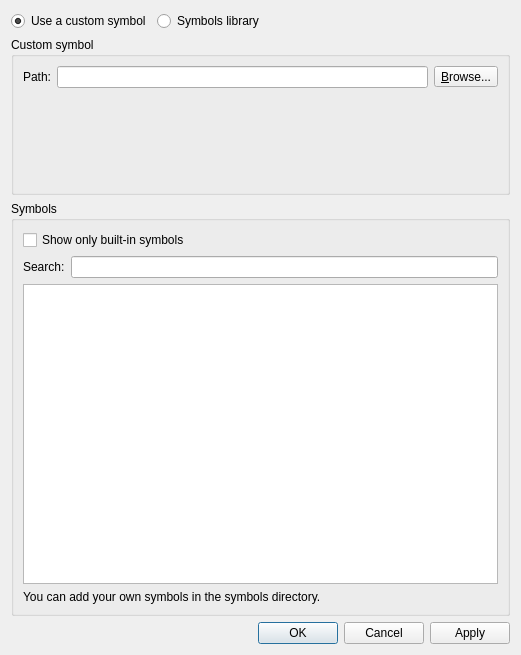
First picture: the form in gns3/ui/symbol_selection_dialog.ui, repository mpplab/MNSS, before the edit.
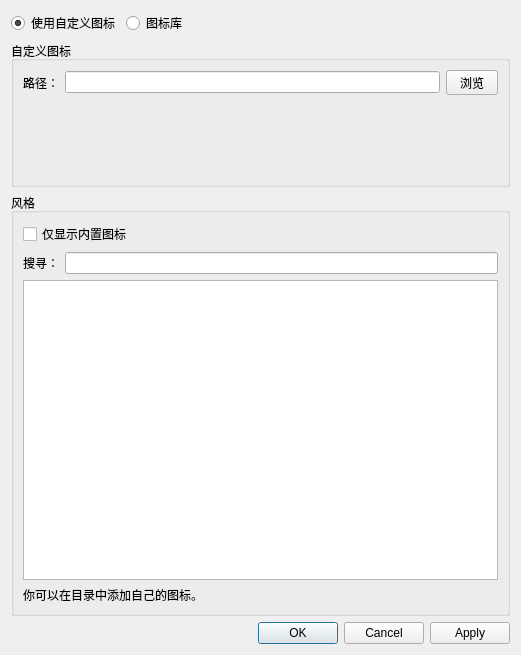
Second picture: the form after the edit.

Diff of the .ui file:
```diff
--- a/gns3/ui/symbol_selection_dialog.ui
+++ b/gns3/ui/symbol_selection_dialog.ui
@@ -22,7 +22,7 @@
      <item>
       <widget class="QRadioButton" name="uiCustomSymbolRadioButton">
        <property name="text">
-        <string>Use a custom symbol</string>
+        <string>使用自定义图标</string>
        </property>
        <property name="checked">
         <bool>true</bool>
@@ -32,7 +32,7 @@
      <item>
       <widget class="QRadioButton" name="uiBuiltInSymbolRadioButton">
        <property name="text">
-        <string>Symbols library</string>
+        <string>图标库</string>
        </property>
       </widget>
      </item>
@@ -54,13 +54,13 @@
    <item>
     <widget class="QGroupBox" name="uiCustomSymbolGroupBox">
      <property name="title">
-      <string>Custom symbol</string>
+      <string>自定义图标</string>
      </property>
      <layout class="QGridLayout" name="gridLayout">
       <item row="0" column="0">
        <widget class="QLabel" name="uiSymbolLabel">
         <property name="text">
-         <string>Path:</string>
+         <string>路径：</string>
         </property>
        </widget>
       </item>
@@ -72,7 +72,7 @@
         <item>
          <widget class="QToolButton" name="uiSymbolToolButton">
           <property name="text">
-           <string>&amp;Browse...</string>
+           <string>  浏览  </string>
           </property>
           <property name="toolButtonStyle">
            <enum>Qt::ToolButtonTextOnly</enum>
@@ -100,13 +100,13 @@
    <item>
     <widget class="QGroupBox" name="uiBuiltInGroupBox">
      <property name="title">
-      <string>Symbols</string>
+      <string>风格</string>
      </property>
      <layout class="QVBoxLayout" name="verticalLayout">
       <item>
        <widget class="QCheckBox" name="uiBuiltinSymbolOnlyCheckBox">
         <property name="text">
-         <string>Show only built-in symbols</string>
+         <string>仅显示内置图标</string>
         </property>
        </widget>
       </item>
@@ -115,7 +115,7 @@
         <item>
          <widget class="QLabel" name="uiSearchLabel">
           <property name="text">
-           <string>Search:</string>
+           <string>搜寻：</string>
           </property>
          </widget>
         </item>
@@ -137,7 +137,7 @@
       <item>
        <widget class="QLabel" name="label">
         <property name="text">
-         <string>You can add your own symbols in the symbols directory.</string>
+         <string>你可以在目录中添加自己的图标。</string>
         </property>
        </widget>
       </item>
```
Left out of the diff: 2 changed lines with no effect on the pictures.
